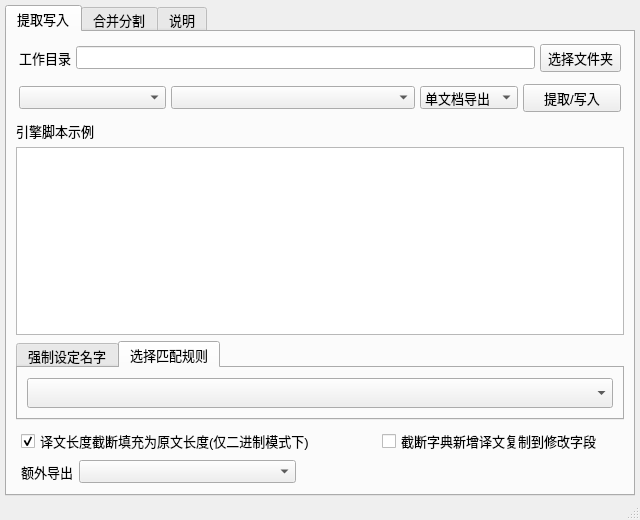
Before: the Qt Designer form ui_mainWindow.ui in satan53x/SExtractor, drawn with Qt 5.
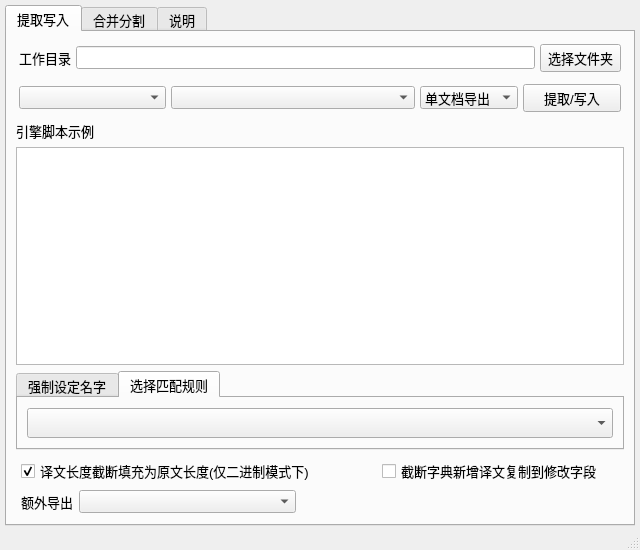
After: the same form once the commit is applied.

The edit to the form file:
```diff
--- a/ui_mainWindow.ui
+++ b/ui_mainWindow.ui
@@ -7,13 +7,13 @@
     <x>0</x>
     <y>0</y>
     <width>640</width>
-    <height>520</height>
+    <height>550</height>
    </rect>
   </property>
   <property name="minimumSize">
    <size>
     <width>640</width>
-    <height>520</height>
+    <height>550</height>
    </size>
   </property>
   <property name="font">
```
